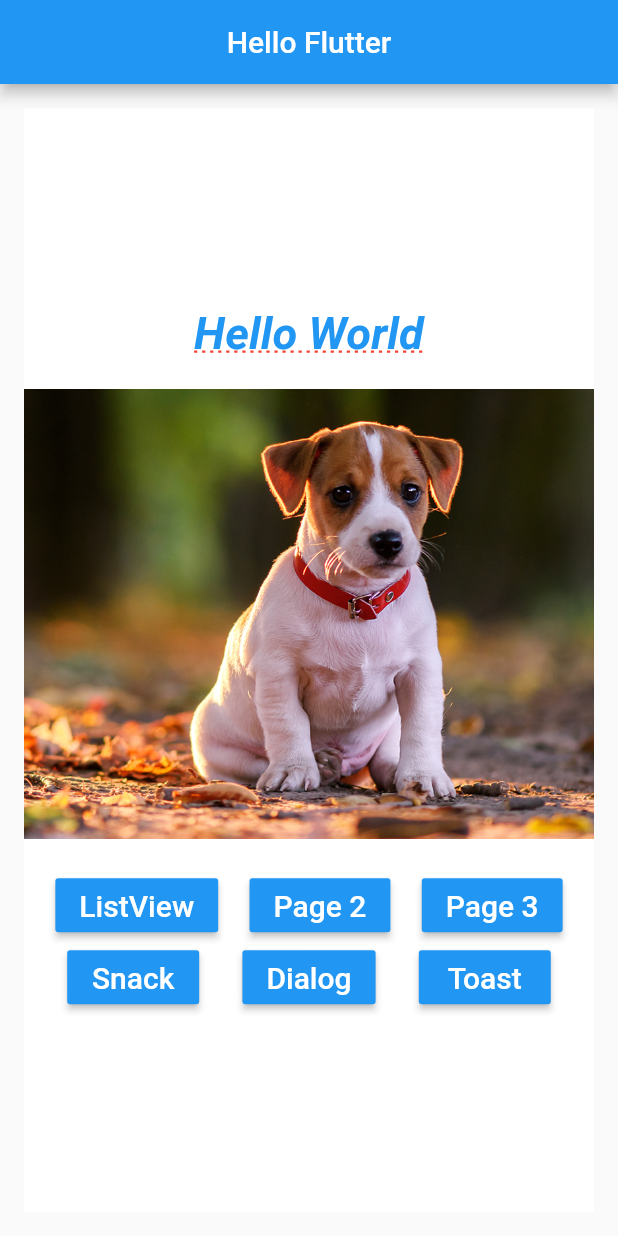
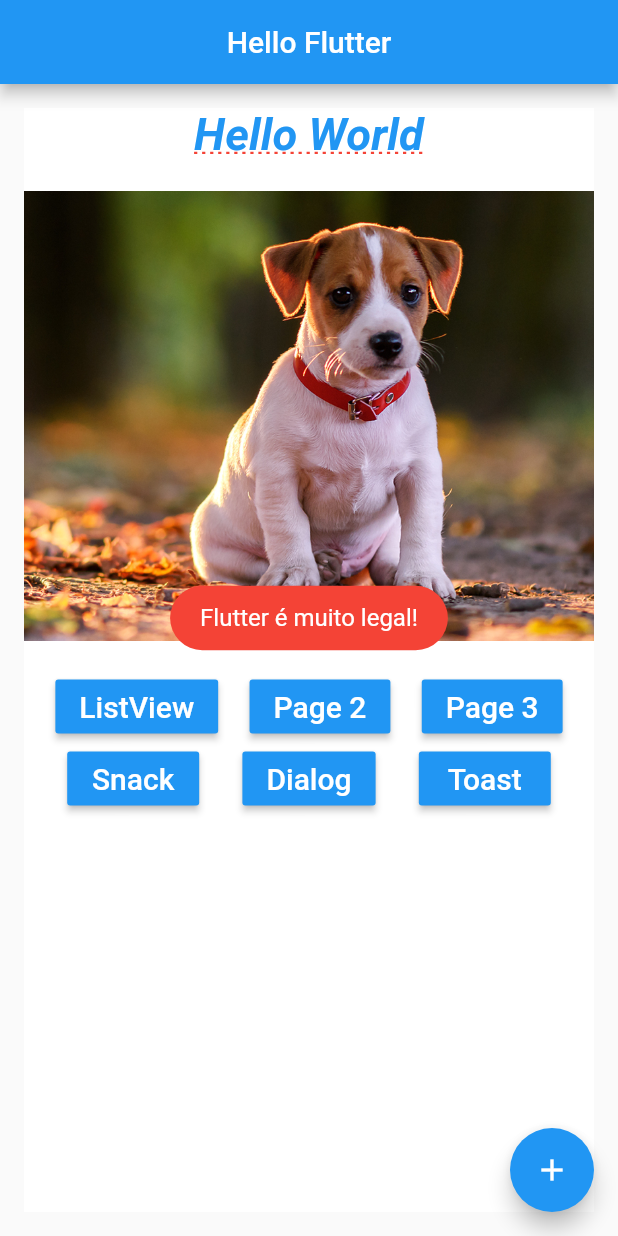
Before and after one commit to fgarcia1401/flutter_hello1, a Flutter app: the screen it shows after launch, after a tap on "Toast", on a phone screen of 412 x 824 dp. Run offline on Flutter 3.47's test engine with Material 2 defaults, Android fonts, the phone set to English and light mode, and no system bars; our stand-ins replace fluttertoast.

Commit message:
Flutter Toast e FloatingActionBar

```diff
--- a/lib/pages/home_page.dart
+++ b/lib/pages/home_page.dart
@@ -4,6 +4,7 @@ import 'package:flutter_hello1/pages/hello_page2.dart';
 import 'package:flutter_hello1/pages/hello_page3.dart';
 import 'package:flutter_hello1/pages/util/nav.dart';
 import 'package:flutter_hello1/pages/widgets/blue_button.dart';
+import 'package:fluttertoast/fluttertoast.dart';
 
 import 'hello_listview.dart';
 
@@ -18,6 +19,11 @@ class HomePage extends StatelessWidget {
         centerTitle: true,
       ),
       body: _body(context),
+      floatingActionButton: FloatingActionButton(
+          child: Icon(Icons.add),
+          onPressed: () {
+        _onClickFab();
+      }),
     );
   }
 
@@ -28,7 +34,7 @@ class HomePage extends StatelessWidget {
         color: Colors.white,
         child: Center(
           child: Column(
-            mainAxisAlignment: MainAxisAlignment.center,
+            mainAxisAlignment: MainAxisAlignment.start,
             children: <Widget>[
               _text(),
               _pageView(),
@@ -78,7 +84,7 @@ class HomePage extends StatelessWidget {
               children: <Widget>[
                 BlueButton("Snack", onPressed: () => _onClickSnack(context)),
                 BlueButton("Dialog", onPressed: () => _onClickDialog(context)),
-                BlueButton("Toast", onPressed: _onClickToastt)
+                BlueButton("Toast", onPressed: _onClickToast)
               ],
             ),
           ],
@@ -154,5 +160,19 @@ class HomePage extends StatelessWidget {
     });
   }
 
-  _onClickToastt() {}
+  _onClickToast() {
+    Fluttertoast.showToast(
+        msg: "Flutter é muito legal!",
+        toastLength: Toast.LENGTH_SHORT,
+        gravity: ToastGravity.CENTER,
+        timeInSecForIos: 1,
+        backgroundColor: Colors.red,
+        textColor: Colors.white,
+        fontSize: 16.0
+    );
+  }
+
+  void _onClickFab() {
+    print("Adicionar");
+  }
 }
--- a/pubspec.yaml
+++ b/pubspec.yaml
@@ -19,6 +19,10 @@ environment:
 dependencies:
   flutter:
     sdk: flutter
+
+
+  fluttertoast: ^3.1.3
+
 
   # The following adds the Cupertino Icons font to your application.
   # Use with the CupertinoIcons class for iOS style icons.
```
